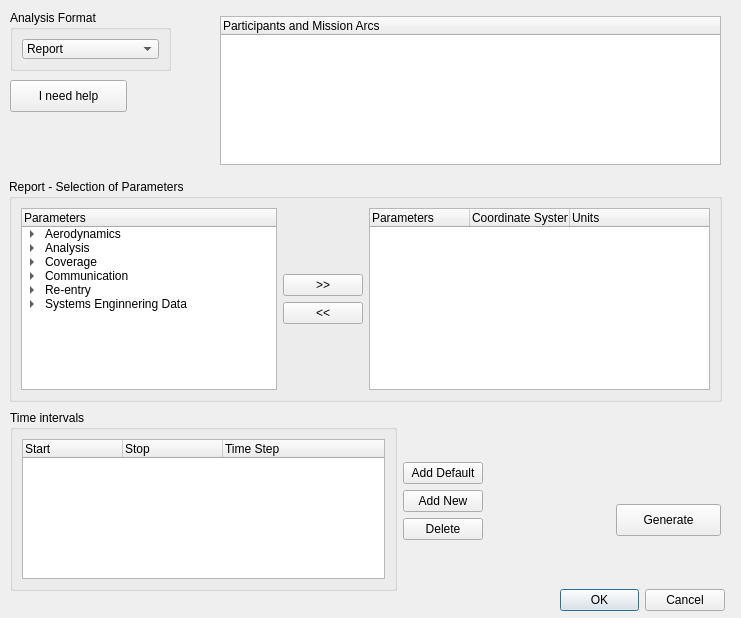
The window that sta-src/Analysis/analysis.ui (Dwarf-Planet-Project/SpaceDesignTool) describes before a commit, drawn with Qt 5.
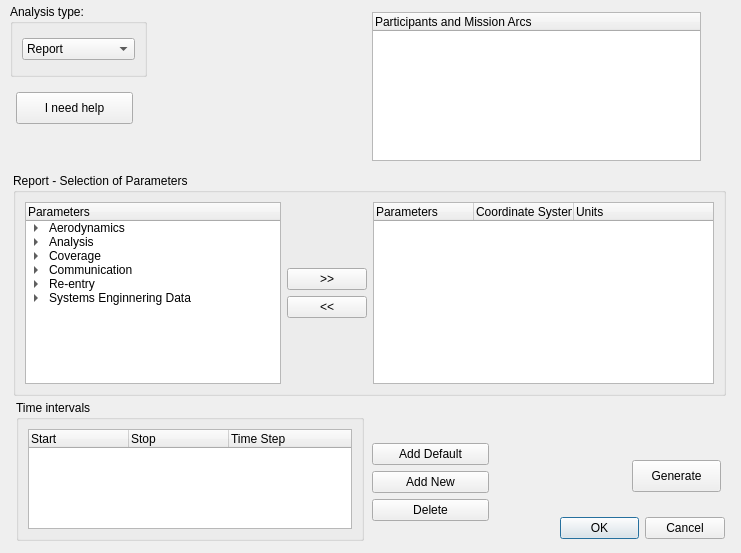
The same window after the commit. Icons and pictures are not drawn.

Commit message: Updating faulty GUIs for ANALYSIS and SEM modules (not looking good in MAC).

Patch:
```diff
--- a/sta-src/Analysis/analysis.ui
+++ b/sta-src/Analysis/analysis.ui
@@ -2,24 +2,16 @@
 <ui version="4.0">
  <class>analysisDialogClass</class>
  <widget class="QDialog" name="analysisDialogClass">
-  <property name="geometry">
-   <rect>
-    <x>0</x>
-    <y>0</y>
-    <width>741</width>
-    <height>618</height>
-   </rect>
-  </property>
   <property name="minimumSize">
    <size>
     <width>741</width>
-    <height>618</height>
+    <height>553</height>
    </size>
   </property>
   <property name="maximumSize">
    <size>
     <width>741</width>
-    <height>618</height>
+    <height>553</height>
    </size>
   </property>
   <property name="windowTitle">
@@ -33,7 +25,7 @@
    <property name="geometry">
     <rect>
      <x>560</x>
-     <y>584</y>
+     <y>512</y>
      <width>165</width>
      <height>32</height>
     </rect>
@@ -48,9 +40,9 @@
   <widget class="QTreeWidget" name="TreeWidgetMissionArc">
    <property name="geometry">
     <rect>
-     <x>220</x>
-     <y>16</y>
-     <width>501</width>
+     <x>372</x>
+     <y>12</y>
+     <width>329</width>
      <height>149</height>
     </rect>
    </property>
@@ -66,9 +58,9 @@
   <widget class="QPushButton" name="GeneratePushButton">
    <property name="geometry">
     <rect>
-     <x>616</x>
-     <y>504</y>
-     <width>105</width>
+     <x>632</x>
+     <y>460</y>
+     <width>89</width>
      <height>32</height>
     </rect>
    </property>
@@ -79,8 +71,8 @@
   <widget class="QPushButton" name="TotalHelpPushButton">
    <property name="geometry">
     <rect>
-     <x>10</x>
-     <y>80</y>
+     <x>16</x>
+     <y>92</y>
      <width>117</width>
      <height>32</height>
     </rect>
@@ -92,8 +84,8 @@
   <widget class="QStackedWidget" name="stackedWidget">
    <property name="geometry">
     <rect>
-     <x>0</x>
-     <y>170</y>
+     <x>4</x>
+     <y>164</y>
      <width>731</width>
      <height>241</height>
     </rect>
@@ -4451,56 +4443,13 @@
   <widget class="QWidget" name="layoutWidget">
    <property name="geometry">
     <rect>
-     <x>10</x>
-     <y>410</y>
-     <width>473</width>
-     <height>181</height>
+     <x>372</x>
+     <y>412</y>
+     <width>117</width>
+     <height>141</height>
     </rect>
    </property>
    <layout class="QHBoxLayout" name="horizontalLayout_3">
-    <item>
-     <widget class="QGroupBox" name="groupBoxTimeSpecifications">
-      <property name="title">
-       <string>Time intervals</string>
-      </property>
-      <layout class="QVBoxLayout" name="verticalLayout_9">
-       <item>
-        <widget class="QTreeWidget" name="treeWidgetTimeSpecifications">
-         <property name="enabled">
-          <bool>true</bool>
-         </property>
-         <property name="minimumSize">
-          <size>
-           <width>256</width>
-           <height>0</height>
-          </size>
-         </property>
-         <property name="editTriggers">
-          <set>QAbstractItemView::DoubleClicked</set>
-         </property>
-         <property name="selectionMode">
-          <enum>QAbstractItemView::MultiSelection</enum>
-         </property>
-         <column>
-          <property name="text">
-           <string>Start</string>
-          </property>
-         </column>
-         <column>
-          <property name="text">
-           <string>Stop</string>
-          </property>
-         </column>
-         <column>
-          <property name="text">
-           <string>Time Step</string>
-          </property>
-         </column>
-        </widget>
-       </item>
-      </layout>
-     </widget>
-    </item>
     <item>
      <layout class="QVBoxLayout" name="verticalLayout_12">
       <item>
@@ -4580,13 +4529,13 @@
    <property name="geometry">
     <rect>
      <x>10</x>
-     <y>10</y>
-     <width>161</width>
-     <height>61</height>
+     <y>4</y>
+     <width>137</width>
+     <height>73</height>
     </rect>
    </property>
    <property name="title">
-    <string>Analysis Format</string>
+    <string>Analysis type:</string>
    </property>
    <layout class="QVBoxLayout" name="verticalLayout_2">
     <item>
@@ -4642,8 +4591,55 @@
    </property>
    <layout class="QHBoxLayout" name="horizontalLayout_4"/>
   </widget>
-  <zorder>layoutWidget</zorder>
-  <zorder>layoutWidget</zorder>
+  <widget class="QGroupBox" name="groupBoxTimeSpecifications">
+   <property name="geometry">
+    <rect>
+     <x>16</x>
+     <y>400</y>
+     <width>348</width>
+     <height>141</height>
+    </rect>
+   </property>
+   <property name="title">
+    <string>Time intervals</string>
+   </property>
+   <layout class="QVBoxLayout" name="verticalLayout_9">
+    <item>
+     <widget class="QTreeWidget" name="treeWidgetTimeSpecifications">
+      <property name="enabled">
+       <bool>true</bool>
+      </property>
+      <property name="minimumSize">
+       <size>
+        <width>256</width>
+        <height>0</height>
+       </size>
+      </property>
+      <property name="editTriggers">
+       <set>QAbstractItemView::DoubleClicked</set>
+      </property>
+      <property name="selectionMode">
+       <enum>QAbstractItemView::MultiSelection</enum>
+      </property>
+      <column>
+       <property name="text">
+        <string>Start</string>
+       </property>
+      </column>
+      <column>
+       <property name="text">
+        <string>Stop</string>
+       </property>
+      </column>
+      <column>
+       <property name="text">
+        <string>Time Step</string>
+       </property>
+      </column>
+     </widget>
+    </item>
+   </layout>
+  </widget>
   <zorder>buttonBox</zorder>
   <zorder>TreeWidgetMissionArc</zorder>
   <zorder>GeneratePushButton</zorder>
```
Left out of the diff: 4 changed lines with no effect on the pictures. The commit also changes 1 other file.
